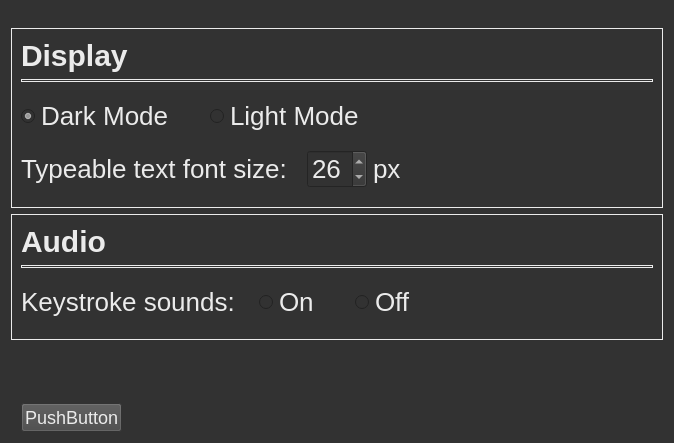
This is speed-typer/source_ui/settingsWindow.ui in Rolv-Apneseth/ps-typer as Qt 5 draws it before an edit. The edited form follows.
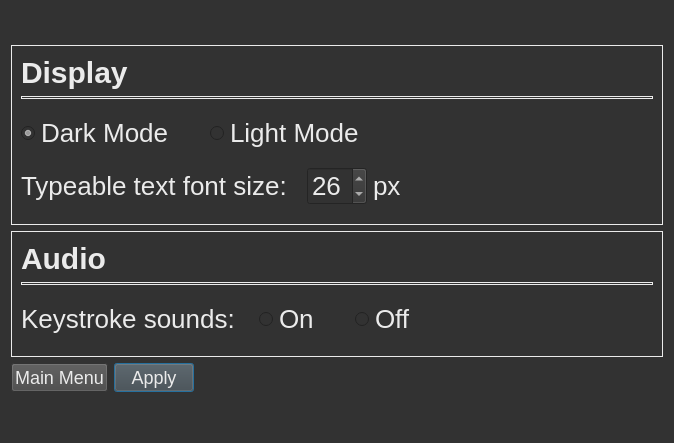
This is the edited form.

Commit message: Added main menu and apply buttons

The edit to the form file:
```diff
--- a/speed-typer/source_ui/settingsWindow.ui
+++ b/speed-typer/source_ui/settingsWindow.ui
@@ -418,45 +418,13 @@
      </layout>
     </widget>
    </item>
-   <item>
-    <spacer name="verticalSpacer">
-     <property name="orientation">
-      <enum>Qt::Vertical</enum>
-     </property>
-     <property name="sizeType">
-      <enum>QSizePolicy::Expanding</enum>
-     </property>
-     <property name="sizeHint" stdset="0">
-      <size>
-       <width>20</width>
-       <height>40</height>
-      </size>
-     </property>
-    </spacer>
-   </item>
    <item>
     <layout class="QHBoxLayout" name="horizontalLayout_4">
      <property name="topMargin">
-      <number>20</number>
+      <number>0</number>
      </property>
      <item>
-      <spacer name="horizontalSpacer_7">
-       <property name="orientation">
-        <enum>Qt::Horizontal</enum>
-       </property>
-       <property name="sizeType">
-        <enum>QSizePolicy::Fixed</enum>
-       </property>
-       <property name="sizeHint" stdset="0">
-        <size>
-         <width>10</width>
-         <height>20</height>
-        </size>
-       </property>
-      </spacer>
-     </item>
-     <item>
-      <widget class="QPushButton" name="pushButton">
+      <widget class="QPushButton" name="buttonMainMenu">
        <property name="sizePolicy">
         <sizepolicy hsizetype="Preferred" vsizetype="Fixed">
          <horstretch>0</horstretch>
@@ -464,7 +432,17 @@
         </sizepolicy>
        </property>
        <property name="text">
-        <string>PushButton</string>
+        <string>Main Menu</string>
+       </property>
+      </widget>
+     </item>
+     <item>
+      <widget class="QPushButton" name="buttonApply">
+       <property name="text">
+        <string>Apply</string>
+       </property>
+       <property name="default">
+        <bool>true</bool>
        </property>
       </widget>
      </item>
@@ -483,6 +461,22 @@
      </item>
     </layout>
    </item>
+   <item>
+    <spacer name="verticalSpacer">
+     <property name="orientation">
+      <enum>Qt::Vertical</enum>
+     </property>
+     <property name="sizeType">
+      <enum>QSizePolicy::Expanding</enum>
+     </property>
+     <property name="sizeHint" stdset="0">
+      <size>
+       <width>20</width>
+       <height>40</height>
+      </size>
+     </property>
+    </spacer>
+   </item>
   </layout>
  </widget>
  <resources/>
```
The commit also changes 1 other file.
